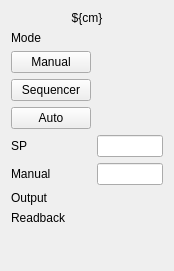
First picture: the form in modeTemplate.ui, repository lisazacarias/cryoValveDisplay, before the edit.
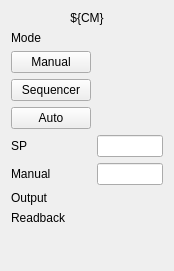
Second picture: the form after the edit. Custom widgets are drawn as their Qt base class.

Commit message: added visibility rule to mode indicator

What changed in the file:
```diff
--- a/modeTemplate.ui
+++ b/modeTemplate.ui
@@ -105,7 +105,7 @@
    <item row="0" column="0" colspan="2">
     <widget class="QLabel" name="label_2">
      <property name="text">
-      <string>${cm}</string>
+      <string>${CM}</string>
      </property>
      <property name="alignment">
       <set>Qt::AlignCenter</set>
```
Left out of the diff: 299 changed lines with no effect on the pictures.
